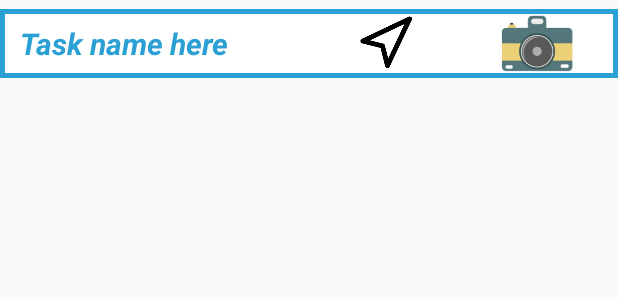
After one commit to vbgithub92/ShopiTask, an Android app: the layout recycler_todo_item.xml on its own in the app's theme, with its tools: preview values and no code run, on a phone screen of 412 x 824 dp. The commit adds this screen. Shown: the top 300 px of the screen. Run offline under Robolectric (Android 15) with nearby library versions, the phone set to English and light mode, and no system bars.

Commit message:
no message

```diff
--- a/app/src/main/java/com/androiddev/shopitask/AddToListActivity.java
+++ b/app/src/main/java/com/androiddev/shopitask/AddToListActivity.java
@@ -12,6 +12,7 @@ import android.widget.EditText;
 import android.widget.NumberPicker;
 import android.widget.RadioButton;
 import android.widget.RadioGroup;
+import android.widget.TextView;
 
 import androidx.appcompat.app.AppCompatActivity;
 import androidx.appcompat.widget.Toolbar;
@@ -77,12 +78,16 @@ public class AddToListActivity extends AppCompatActivity {
         isPrivate = b.getBoolean(IS_PRIVATE_LIST_KEY);
         listId = b.getString(LIST_ID_KEY);
 
+        TextView addToListPrompt = findViewById(R.id.addToListPrompt);
+
         // Check type of fragment
         switch (ListType.valueOf(listType)) {
             case SHOPPING:
+                addToListPrompt.setText(R.string.add_something);
                 addToListFragment = new AddToShoppingListFragment();
                 break;
             case TODO:
+                addToListPrompt.setText(R.string.do_something);
                 addToListFragment = new AddToTaskListFragment();
                 break;
             default:
--- a/app/src/main/java/com/androiddev/shopitask/ListDetailsActivity.java
+++ b/app/src/main/java/com/androiddev/shopitask/ListDetailsActivity.java
@@ -13,6 +13,7 @@ import androidx.recyclerview.widget.RecyclerView;
 
 import com.androiddev.shopitask.models.List;
 import com.androiddev.shopitask.models.ShoppingList;
+import com.androiddev.shopitask.models.ToDoList;
 
 import java.util.Objects;
 
@@ -22,7 +23,7 @@ import static com.androiddev.shopitask.MainActivity.LIST_NAME_KEY;
 import static com.androiddev.shopitask.MainActivity.LIST_TYPE_KEY;
 import static com.androiddev.shopitask.MainActivity.LIST_ID_KEY;
 
-public class ListDetailsActivity extends AppCompatActivity implements ShoppingListItemAdapter.OnListItemListener {
+public class ListDetailsActivity extends AppCompatActivity implements ShoppingListItemAdapter.OnListItemListener, ToDoListItemAdapter.OnListItemListener {
 
     private List theList;
 
@@ -113,6 +114,9 @@ public class ListDetailsActivity extends AppCompatActivity implements ShoppingLi
         if(theList instanceof ShoppingList) {
             listAdapter = new ShoppingListItemAdapter((ShoppingList)theList, this, this);
         }
+        else if(theList instanceof ToDoList) {
+            listAdapter = new ToDoListItemAdapter((ToDoList) theList, this,this);
+        }
 
         recyclerView.setAdapter(listAdapter);
         layoutManager = new LinearLayoutManager(this);
--- a/app/src/main/java/com/androiddev/shopitask/ShoppingListItemAdapter.java
+++ b/app/src/main/java/com/androiddev/shopitask/ShoppingListItemAdapter.java
@@ -20,7 +20,6 @@ class ShoppingListItemAdapter extends RecyclerView.Adapter<ShoppingListItemAdapt
     private static final String TAG = "ShoppingListItemAdapter";
 
     private ShoppingList shoppingItemsList;
-
     private Context context;
     private OnListItemListener onListItemListener;
 
@@ -80,7 +79,7 @@ class ShoppingListItemAdapter extends RecyclerView.Adapter<ShoppingListItemAdapt
         holder.itemName.setText(shoppingItem.getName());
 
         // Item amount and type
-        String amountAndType = String.valueOf(shoppingItem.getQuantity()) + " ";
+        String amountAndType = String.valueOf((int)shoppingItem.getQuantity()) + " ";
         String type = shoppingItem.getUom().toString();
         if(!type.equals(UOM.KG.toString()) && !type.equals(UOM.L.toString())){
             type = type.toLowerCase();
--- /dev/null
+++ b/app/src/main/res/layout/recycler_todo_item.xml
@@ -0,0 +1,47 @@
+<?xml version="1.0" encoding="utf-8"?>
+<LinearLayout xmlns:android="http://schemas.android.com/apk/res/android"
+    android:id="@+id/recyclerTodoItem"
+    android:layout_width="match_parent"
+    android:layout_height="46dp"
+    android:layout_marginVertical="6dp"
+    android:background="@color/colorPrimary"
+    android:orientation="horizontal">
+
+    <LinearLayout
+        android:layout_width="match_parent"
+        android:layout_height="match_parent"
+        android:layout_margin="3dp"
+        android:background="#FFFFFF"
+        android:orientation="horizontal">
+
+        <TextView
+            android:id="@+id/taskName"
+            android:layout_width="0dp"
+            android:layout_height="match_parent"
+            android:layout_weight="3"
+            android:gravity="center|left"
+            android:paddingLeft="10dp"
+            android:text="Task name here"
+            android:textColor="@color/colorPrimary"
+            android:textSize="20sp"
+            android:textStyle="bold|italic" />
+
+        <ImageView
+            android:id="@+id/navigationIcon"
+            android:layout_width="0dp"
+            android:layout_height="match_parent"
+            android:layout_weight="1.5"
+            android:gravity="center"
+            android:src="@drawable/navigation" />
+
+        <ImageView
+            android:id="@+id/taskPhoto"
+            android:layout_width="0dp"
+            android:layout_height="match_parent"
+            android:layout_weight="1.5"
+            android:gravity="center"
+            android:src="@drawable/camera" />
+    </LinearLayout>
+
+
+</LinearLayout>
```
Also changed, not shown: app/src/main/java/com/androiddev/shopitask/ToDoListItemAdapter.java (added, +91 -0 lines).
